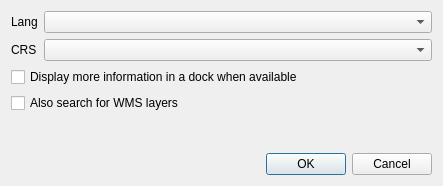
Above: swiss_locator/ui/config.ui from opengisch/qgis-swiss-locator before the change. Below: the same form after it.
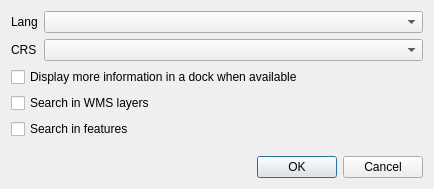
That is the form after the change.

```diff
--- a/swiss_locator/ui/config.ui
+++ b/swiss_locator/ui/config.ui
@@ -6,8 +6,8 @@
    <rect>
     <x>0</x>
     <y>0</y>
-    <width>443</width>
-    <height>186</height>
+    <width>434</width>
+    <height>189</height>
    </rect>
   </property>
   <property name="windowTitle">
@@ -41,7 +41,7 @@
      </property>
     </widget>
    </item>
-   <item row="6" column="2">
+   <item row="7" column="2">
     <widget class="QDialogButtonBox" name="buttonBox">
      <property name="orientation">
       <enum>Qt::Horizontal</enum>
@@ -51,7 +51,7 @@
      </property>
     </widget>
    </item>
-   <item row="5" column="2">
+   <item row="6" column="2">
     <spacer name="verticalSpacer">
      <property name="orientation">
       <enum>Qt::Vertical</enum>
@@ -67,7 +67,14 @@
    <item row="4" column="0" colspan="3">
     <widget class="QCheckBox" name="search_wms">
      <property name="text">
-      <string>Also search for WMS layers</string>
+      <string>Search in WMS layers</string>
+     </property>
+    </widget>
+   </item>
+   <item row="5" column="0" colspan="3">
+    <widget class="QCheckBox" name="search_features">
+     <property name="text">
+      <string>Search in features</string>
      </property>
     </widget>
    </item>
```
